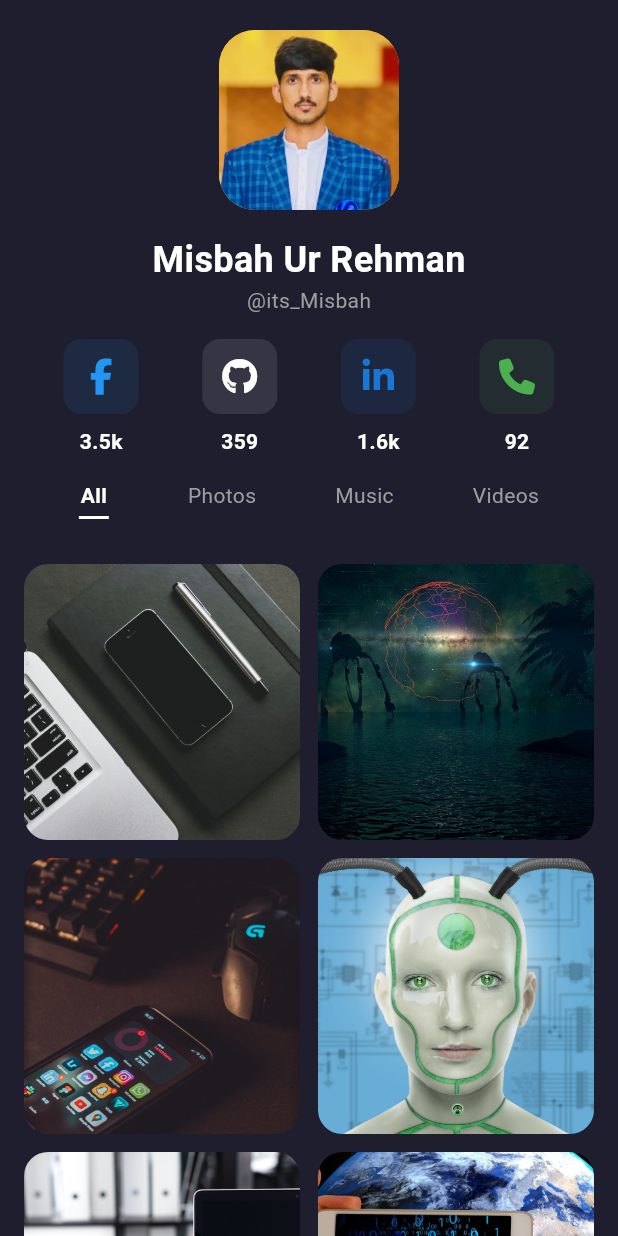
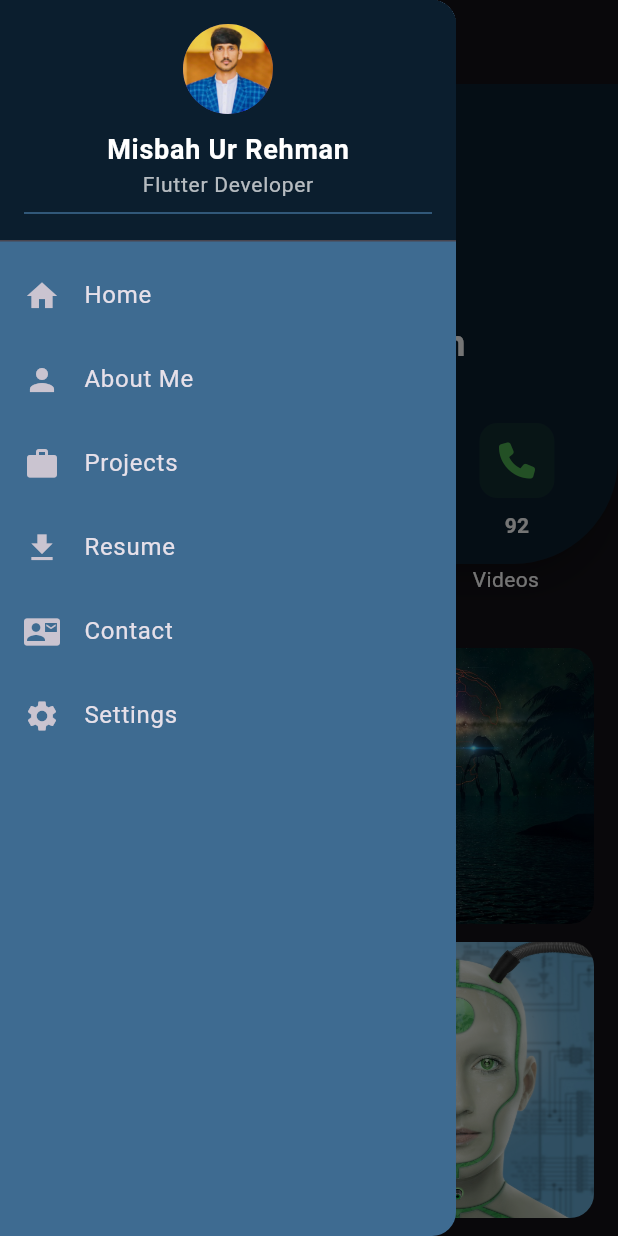
Before and after one commit to MSMTMS786/Portfolio, a Flutter app: the screen it shows after launch, with the side drawer open (before the commit the screen has no drawer), on a phone screen of 412 x 824 dp. Run offline on Flutter 3.47's test engine with Material 3 defaults, Android fonts, the phone set to English and light mode, and no system bars; our stand-ins replace font_awesome_flutter, get.

Commit message:
some changes

```diff
--- a/lib/main.dart
+++ b/lib/main.dart
@@ -1,24 +1,26 @@
 import 'package:flutter/material.dart';
+import 'package:get/get.dart';
+
 import 'screens/profile_screen.dart';
 
+
 void main() {
-  runApp(const MyApp());
+  runApp(MyApp());
 }
 
 class MyApp extends StatelessWidget {
-  const MyApp({Key? key}) : super(key: key);
-
   @override
   Widget build(BuildContext context) {
-    return MaterialApp(
-      title: 'Profile App',
+    return GetMaterialApp(
       theme: ThemeData(
-        primarySwatch: Colors.blue,
         brightness: Brightness.dark,
-        scaffoldBackgroundColor: const Color(0xFF1E1E2E),
+        // primaryColor: Colors.,
+
       ),
-      home: const ProfileScreen(),
       debugShowCheckedModeBanner: false,
+      title: "Portfolio App",
+
+      home: ProfileScreen(),
     );
   }
 }
--- /dev/null
+++ b/lib/screens/contact_screen.dart
@@ -0,0 +1,20 @@
+import 'package:flutter/material.dart';
+
+class ContactScreen extends StatelessWidget {
+  @override
+  Widget build(BuildContext context) {
+    return Scaffold(
+      appBar: AppBar(title: Text("Contact")),
+      body: Center(
+        child: Column(
+          mainAxisAlignment: MainAxisAlignment.center,
+          children: [
+            Text("📧 Email: misbah@example.com", style: TextStyle(fontSize: 18)),
+            Text("📞 Phone: +92 300 1234567", style: TextStyle(fontSize: 18)),
+            Text("🌐 Website: www.misbah.dev", style: TextStyle(fontSize: 18)),
+          ],
+        ),
+      ),
+    );
+  }
+}
--- a/lib/screens/profile_screen.dart
+++ b/lib/screens/profile_screen.dart
@@ -1,9 +1,17 @@
 import 'package:flutter/material.dart';
+import 'package:get/get.dart';
+import 'package:portfolio/utils/constants.dart';
+
 import '../widgets/profile_header.dart';
 import '../widgets/social_stats.dart';
 import '../widgets/category_tabs.dart';
 import '../widgets/media_grid.dart';
-import '../utils/constants.dart';
+
+import '../screens/about_me_screen.dart';
+import '../screens/projects_screen.dart';
+import '../screens/resume_screen.dart';
+import '../screens/contact_screen.dart';
+import '../screens/settings_screen.dart';
 
 class ProfileScreen extends StatefulWidget {
   const ProfileScreen({Key? key}) : super(key: key);
@@ -24,8 +32,105 @@ class _ProfileScreenState extends State<ProfileScreen> {
   @override
   Widget build(BuildContext context) {
     return Scaffold(
+      appBar: AppBar(title: Text("Portfolio")),
+      drawer: Container(
+        decoration: BoxDecoration(
+
+          borderRadius: BorderRadius.only(
+            topRight: Radius.circular(70),
+            bottomRight: Radius.circular(70),
+          ),
+        ),
+        child: Drawer(
+
+          backgroundColor: const Color.fromARGB(255, 62, 107, 145),
+          child: ListView(
+            padding: EdgeInsets.zero,
+            children: [
+              DrawerHeader(
+                decoration: BoxDecoration(
+                  color: const Color.fromARGB(255, 11, 30, 46),
+                ),
+                child: Column(
+                  crossAxisAlignment: CrossAxisAlignment.center,
+                  children: [
+                    CircleAvatar(
+                      radius: 30,
+                      backgroundImage: AssetImage(
+                        'assets/MyPic.jpeg',
+                      ), // Profile picture
+                    ),
+                    SizedBox(height: 10),
+                    Text(
+                      "Misbah Ur Rehman",
+                      style: TextStyle(
+                        color: Colors.white,
+                        fontSize: 18,
+                        fontWeight: FontWeight.bold,
+                      ),
+                    ),
+                    Text(
+                      "Flutter Developer",
+                      style: TextStyle(color: Colors.white70, fontSize: 14),
+                    ),
+                    Divider(
+                      thickness: 1,
+                      color:  Color.fromARGB(255, 62, 107, 145))
+                  ],
+                ),
+              ),
+
+
+              _drawerItem(icon: Icons.home, text: 'Home', page: ProfileScreen()),
+              _drawerItem(
+                icon: Icons.person,
+                text: 'About Me',
+                page: AboutMeScreen(),
+              ),
+              _drawerItem(
+                icon: Icons.work,
+                text: 'Projects',
+                page: ProjectsScreen(),
+              ),
+              _drawerItem(
+                icon: Icons.file_download,
+                text: 'Resume',
+                page: ResumeScreen(),
+              ),
+              _drawerItem(
+                icon: Icons.contact_mail,
+                text: 'Contact',
+                page: ContactScreen(),
+              ),
+              _drawerItem(
+                icon: Icons.settings,
+                text: 'Settings',
+                page: SettingsScreen(),
+              ),
+            ],
+          ),
+        ),
+      ),
       body: SafeArea(
         child: SingleChildScrollView(
+          child: Column(
+            children: [
+              Material(
+                elevation: 10,
+                borderRadius: BorderRadius.only(
+                  bottomRight: Radius.elliptical(70, 70),
+                  bottomLeft: Radius.elliptical(70, 70),
+                ),
+
+                child: Container(
+                  decoration: BoxDecoration(
+                    color: const Color.fromARGB(255, 11, 30, 46),
+                    borderRadius: BorderRadius.only(
+                      bottomRight: Radius.elliptical(70, 70),
+                      bottomLeft: Radius.elliptical(70, 70),
+                      // bottomRight: Radius.circular(4),
+                    ),
+                  ),
                   child: Column(
                     children: [
                       const SizedBox(height: 20),
@@ -36,6 +141,10 @@ class _ProfileScreenState extends State<ProfileScreen> {
                         profileUrls: sampleUser.profileUrls,
                       ),
                       const SizedBox(height: 16),
+                    ],
+                  ),
+                ),
+              ),
               CategoryTabs(
                 onCategorySelected: _updateCategory,
                 selectedCategory: _selectedCategory,
@@ -51,4 +160,24 @@ class _ProfileScreenState extends State<ProfileScreen> {
       ),
     );
   }
+
+  /// Drawer Item Function (Using Get.to)
+  Widget _drawerItem({
+
+    required IconData icon,
+    required String text,
+    required Widget page,
+  }) {
+    return ListTile(
+      leading: Icon(icon),
+      title: Text(text),
+      onTap: () {
+        Get.back(); // ✅ Close drawer first
+        Get.to(
+          () => page,
+          transition: Transition.fadeIn,
+        ); // ✅ Smooth GetX navigation
+      },
+    );
   }
+}
--- /dev/null
+++ b/lib/screens/settings_screen.dart
@@ -0,0 +1,13 @@
+import 'package:flutter/material.dart';
+
+class SettingsScreen extends StatelessWidget {
+  @override
+  Widget build(BuildContext context) {
+    return Scaffold(
+      appBar: AppBar(title: Text("Settings")),
+      body: Center(
+        child: Text("⚙️ Settings Page (Coming Soon!)", style: TextStyle(fontSize: 18)),
+      ),
+    );
+  }
+}
--- a/lib/widgets/category_tabs.dart
+++ b/lib/widgets/category_tabs.dart
@@ -13,6 +13,8 @@ class CategoryTabs extends StatelessWidget {
   @override
   Widget build(BuildContext context) {
     final categories = ['All', 'Photos', 'Music', 'Videos'];
+    final darkbrightness=Theme.of(context).brightness == Brightness.dark;
+
 
     return Container(
       height: 40,
@@ -27,7 +29,9 @@ class CategoryTabs extends StatelessWidget {
                 Text(
                   category,
                   style: TextStyle(
-                    color: isSelected ? Colors.white : Colors.grey,
+                    color: darkbrightness
+                        ? (isSelected ? Colors.blue :  Colors.white)
+                        : (isSelected ? Colors.blue : Colors.black),
                     fontWeight: isSelected ? FontWeight.bold : FontWeight.normal,
                   ),
                 ),
--- a/pubspec.yaml
+++ b/pubspec.yaml
@@ -37,6 +37,7 @@ dependencies:
   cached_network_image: ^3.3.0  # For image handling
   font_awesome_flutter: ^10.5.0  # For social media icons
   url_launcher: ^6.1.12 # For launching URLs
+  get: ^4.7.2
 
 dev_dependencies:
   flutter_test:
```
Also changed, not shown: lib/screens/about_me_screen.dart (added, +20 -0 lines), lib/screens/projects_screen.dart (added, +21 -0 lines), lib/screens/resume_screen.dart (added, +18 -0 lines), lib/utils/constants.dart (+8 -4 lines), lib/widgets/social_stats.dart (+15 -4 lines), pubspec.lock. Lines whose indentation alone changed are shown as unchanged.
